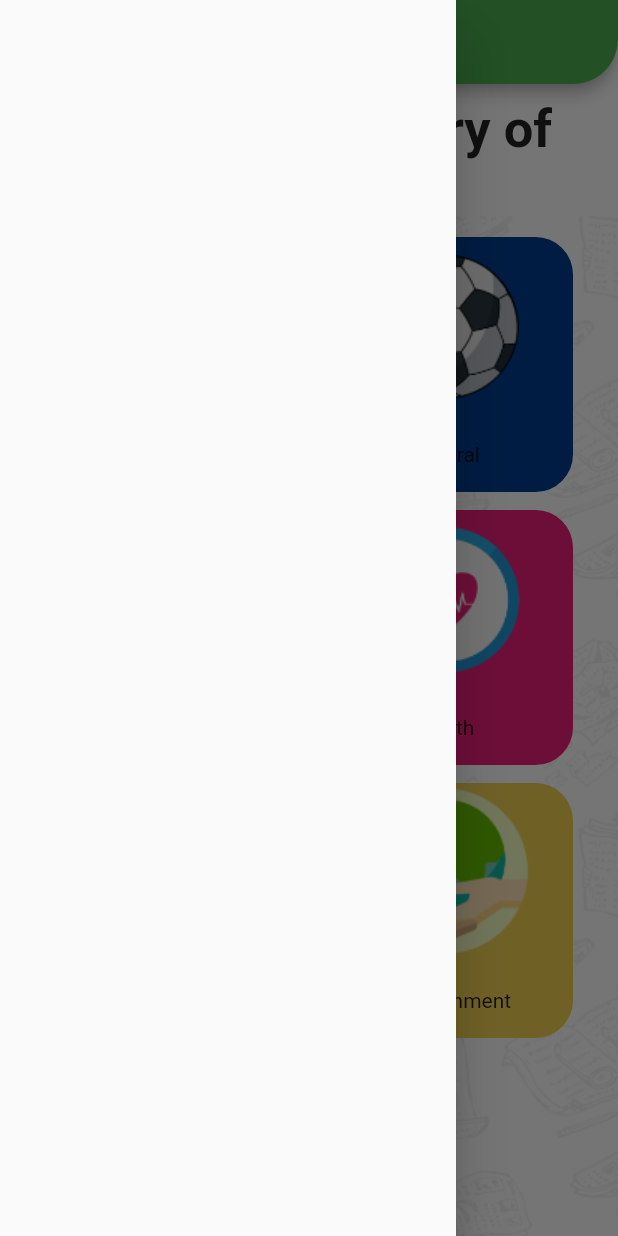
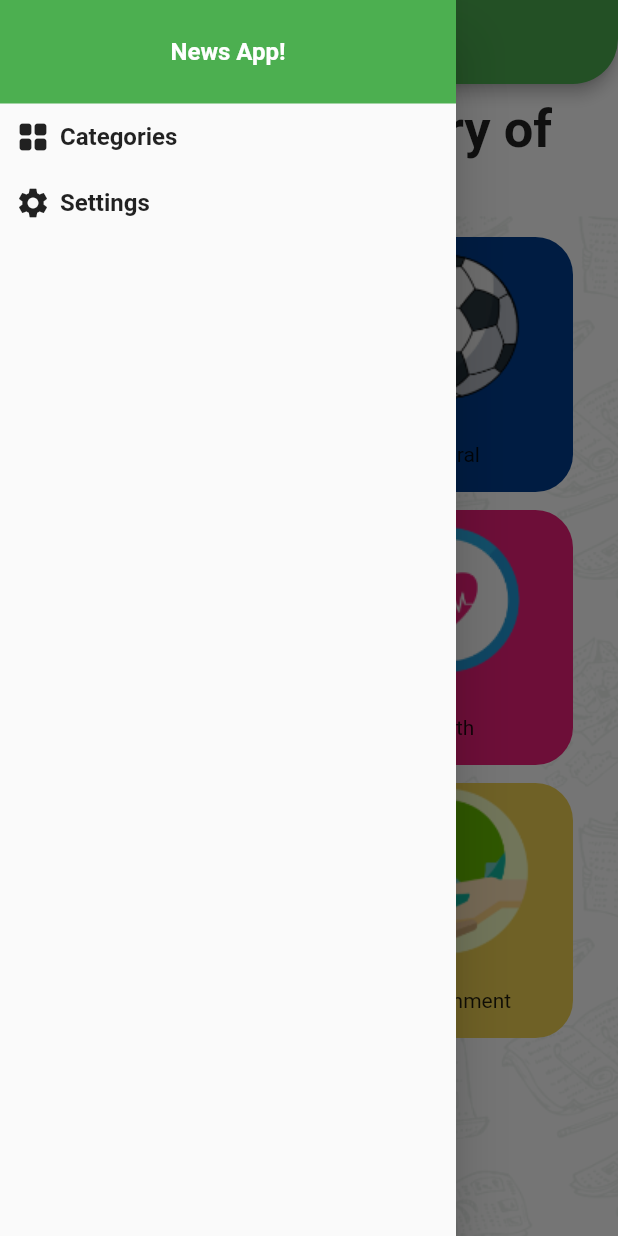
Before and after one commit to alimosaad/News_app, a Flutter app: the screen it shows after launch, with the side drawer open, on a phone screen of 412 x 824 dp. Run offline on Flutter 3.47's test engine with Material 2 defaults, Android fonts, the phone set to English and light mode, and no system bars; our stand-ins replace cached_network_image.

Commit message:
finished search screen.

```diff
--- a/lib/layout/home/home.dart
+++ b/lib/layout/home/home.dart
@@ -6,8 +6,12 @@ import 'package:news_app/screens/drower/drower_screen.dart';
 import 'package:news_app/screens/home/home_screen.dart';
 import 'package:news_app/shared/network/remote/api_manager.dart';
 import 'package:news_app/screens/tab_controller.dart';
+
+import '../../models/NewsDataModel.dart';
+import '../../screens/news_card.dart';
+
 class HomeScreen extends StatefulWidget {
-  static const String routeName='Home';
+  static const String routeName = 'Home';
 
   @override
   State<HomeScreen> createState() => _HomeScreenState();
@@ -18,36 +22,108 @@ class _HomeScreenState extends State<HomeScreen> {
   Widget build(BuildContext context) {
     return Container(
       decoration: BoxDecoration(
-        color: Colors.white,
-        image: DecorationImage(image: AssetImage('assets/images/pattern.png',),fit: BoxFit.cover)
-      ),
+          color: Colors.white,
+          image: DecorationImage(
+              image: AssetImage(
+                'assets/images/pattern.png',
+              ),
+              fit: BoxFit.cover)),
       child: Scaffold(
         backgroundColor: Colors.transparent,
         appBar: AppBar(
           title: Text("News"),
-          backgroundColor:Colors.green,
+          actions: [
+            categoryData == null
+                ? Container()
+                : IconButton(onPressed: () {
+                  showSearch(context: context, delegate: newsSearch());
+            },
+                icon: Icon(Icons.search))
+          ],
+          backgroundColor: Colors.green,
           centerTitle: true,
           shape: OutlineInputBorder(
-            borderSide: BorderSide(color: Colors.transparent),
-            borderRadius: BorderRadius.only(
-              bottomLeft: Radius.circular(30),
-              bottomRight: Radius.circular(30)
-            )
-          ),
-
+              borderSide: BorderSide(color: Colors.transparent),
+              borderRadius: BorderRadius.only(
+                  bottomLeft: Radius.circular(30),
+                  bottomRight: Radius.circular(30))),
         ),
-        drawer: DrowerScreen(),
-        body: categoryData==null?CategoryScreen(onCategorySelected):Home(categoryData!),
+        drawer: DrowerScreen(onDrawerSelected),
+        body: categoryData == null
+            ? CategoryScreen(onCategorySelected)
+            : Home(categoryData!),
       ),
     );
   }
 
-  CategoryData? categoryData=null;
+  CategoryData? categoryData = null;
 
-  void onCategorySelected(categorySelected){
-    categoryData=categorySelected;
+  void onDrawerSelected(number) {
+    if (number == DrowerScreen.SETTINGS) {
+    } else if (number == DrowerScreen.CATEGORIES) {
+      categoryData = null;
+    }
     setState(() {
-
+      Navigator.pop(context);
     });
   }
+
+  void onCategorySelected(categorySelected) {
+    categoryData = categorySelected;
+    setState(() {});
+  }
 }
+
+class newsSearch extends SearchDelegate{
+  @override
+  List<Widget>? buildActions(BuildContext context) {
+    return [
+      IconButton(onPressed: (){
+        showResults(context);
+      }, icon: Icon(Icons.search_rounded))
+    ];
+  }
+
+  @override
+  Widget? buildLeading(BuildContext context) {
+    return IconButton(onPressed: (){
+      Navigator.pop(context);
+    }, icon: Icon(Icons.close,color: Colors.black,));
+  }
+
+  @override
+  Widget buildResults(BuildContext context) {
+    return FutureBuilder<NewsDataModel>(
+        future: ApiManager.getNewsData(query:query),
+        builder: (context, snapshot) {
+          if (snapshot.connectionState == ConnectionState.waiting) {
+            return Center(
+              child: CircularProgressIndicator(),
+            );
+          }
+          if (snapshot.hasError) {
+            return Text(snapshot.data!.message ?? "");
+          }
+          if (snapshot.data!.status != 'ok') {
+            return Center(
+              child: Text(snapshot.data!.message!),
+            );
+          }
+          var news = snapshot.data?.articles ?? [];
+          return Expanded(
+            child: ListView.builder(
+              itemBuilder: (context, index) {
+                return NewaCard(news[index]);
+              },
+              itemCount: news.length,
+            ),
+          );
+        });
+  }
+
+  @override
+  Widget buildSuggestions(BuildContext context) {
+    return Text("show Suggestion");
+  }
+
+}
--- a/lib/main.dart
+++ b/lib/main.dart
@@ -1,4 +1,5 @@
 import 'package:flutter/material.dart';
+import 'package:news_app/layout/details_screen/details_screen.dart';
 import 'package:news_app/layout/home/home.dart';
 
 void main() {
@@ -14,7 +15,7 @@ class MyApp extends StatelessWidget {
     return MaterialApp(
       routes:{
         HomeScreen.routeName:(_)=>HomeScreen(),
-
+        DetailsScreen.routeName:(_)=>DetailsScreen(),
       },
       initialRoute:HomeScreen.routeName,
       debugShowCheckedModeBanner: false,
--- a/lib/screens/drower/drower_screen.dart
+++ b/lib/screens/drower/drower_screen.dart
@@ -1,9 +1,71 @@
 import 'package:flutter/material.dart';
 
 class DrowerScreen extends StatelessWidget {
+  Function onDrawerSelected;
+
+  DrowerScreen(this.onDrawerSelected);
+  static const int CATEGORIES=1;
+  static const int SETTINGS=2;
+
   @override
   Widget build(BuildContext context) {
-    return Drawer(
+    return SafeArea(
+      child: Drawer(
+        child: Column(
+          crossAxisAlignment: CrossAxisAlignment.stretch,
+          children: [
+            Container(
+              color: Colors.green,
+              padding: EdgeInsets.symmetric(vertical: 25),
+              child: Text(
+                'News App!',
+                style: TextStyle(
+                    fontSize: 16,
+                    fontWeight: FontWeight.bold,
+                    color: Colors.white),
+                textAlign: TextAlign.center,
+              ),
+            ),
+            InkWell(
+              onTap: (){
+                onDrawerSelected(CATEGORIES);
+              },
+              child: Container(
+                margin: EdgeInsets.all(10),
+                child: Row(
+                  children: [
+                    Icon(Icons.grid_view_rounded),
+                    SizedBox(width: 6,),
+                    Text('Categories',style: TextStyle(
+                        fontSize: 16,
+                        fontWeight: FontWeight.bold)),
+                  ],
+                ),
+              ),
+            ),
+
+            InkWell(
+              onTap: (){
+                onDrawerSelected(SETTINGS);
+              },
+              child: Container(
+                margin: EdgeInsets.all(10),
+                child: Row(
+                  children: [
+                    Icon(Icons.settings,),
+                    SizedBox(width: 6,),
+                    Text('Settings',style: TextStyle(
+                        fontSize: 16,
+                        fontWeight: FontWeight.bold)),
+                  ],
+                ),
+              ),
+            ),
+
+
+          ],
+        ),
+      ),
     );
   }
 }
--- a/lib/screens/tab_controller.dart
+++ b/lib/screens/tab_controller.dart
@@ -38,7 +38,7 @@ class _TabControllerScreenState extends State<TabControllerScreen> {
                   .toList(),
             )),
         FutureBuilder<NewsDataModel>(
-            future: ApiManager.getNewsData(widget.sources[selectedIndex].id!),
+            future: ApiManager.getNewsData(sourceId:widget.sources[selectedIndex].id!),
             builder: (context, snapshot) {
               if (snapshot.connectionState == ConnectionState.waiting) {
                 return Center(
--- a/lib/shared/network/remote/api_manager.dart
+++ b/lib/shared/network/remote/api_manager.dart
@@ -17,10 +17,11 @@ class ApiManager{
     SourcesResopnse sourcesResopnse=SourcesResopnse.fromJson(json);
     return sourcesResopnse;
   }
-  static Future<NewsDataModel> getNewsData(String sourceId) async {
+  static Future<NewsDataModel> getNewsData({String? sourceId,String? query}) async {
     Uri URL=Uri.https(base,'/v2/everything',{
       'apiKey':apiKey,
       'sources':sourceId,
+      'q':query
     });
     Response response=await http.get(URL);
     var json =jsonDecode(response.body);
--- a/pubspec.yaml
+++ b/pubspec.yaml
@@ -38,6 +38,7 @@ dependencies:
   # Use with the CupertinoIcons class for iOS style icons.
   cupertino_icons: ^1.0.2
   cached_network_image: ^3.2.3
+  url_launcher: ^6.1.9
 
 dev_dependencies:
   flutter_test:
```
Also changed, not shown: lib/layout/details_screen/details_screen.dart (added, +93 -0 lines), lib/screens/news_card.dart (+7 -1 lines), pubspec.lock, 2 other files.
